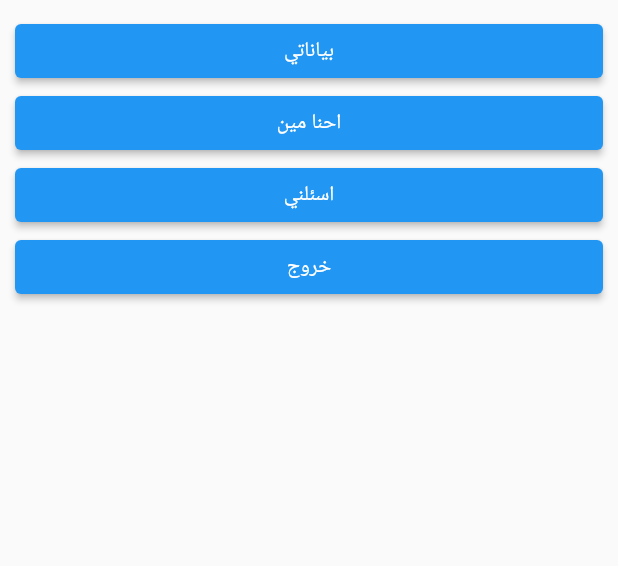
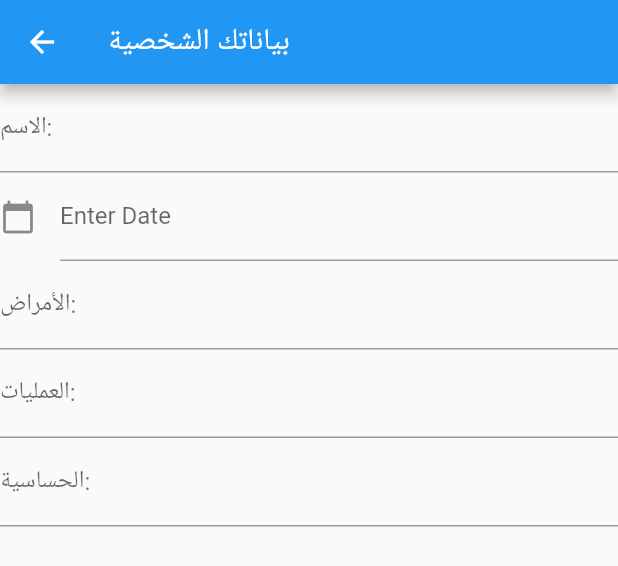
Before and after one commit to SaifHamdi/finalEazydoctor, a Flutter app: the SettingTab widget shown alone on an empty page, opened directly, after a tap on "بياناتي", on a phone screen of 412 x 824 dp. Shown: the top 566 px of the screen. Run offline on Flutter 3.47's test engine with Material 2 defaults, Android fonts, the phone set to English and light mode, and no system bars.

Commit message:
init settings

```diff
--- /dev/null
+++ b/lib/Profile.dart
@@ -0,0 +1,53 @@
+import 'package:flutter/material.dart';
+import 'package:intl/intl.dart';
+class Profile extends StatefulWidget {
+  static const routName='profile';
+
+  @override
+  _ProfileState createState() => _ProfileState();
+}
+
+class _ProfileState extends State<Profile> {
+  TextEditingController dateinput = TextEditingController();
+
+  @override
+  Widget build(BuildContext context) {
+    return Scaffold(appBar: AppBar(title: Text('بياناتك الشخصية'),),
+      body:Column(children: [
+        TextFormField(decoration: InputDecoration(labelText: 'الاسم:'),),
+        TextField(
+          controller: dateinput, //editing controller of this TextField
+          decoration: InputDecoration(
+              icon: Icon(Icons.calendar_today), //icon of text field
+              labelText: "Enter Date" //label text of field
+          ),
+          readOnly: true,  //set it true, so that user will not able to edit text
+          onTap: () async {
+            DateTime? pickedDate = await showDatePicker(
+                context: context, initialDate: DateTime.now(),
+                firstDate: DateTime(2000), //DateTime.now() - not to allow to choose before today.
+                lastDate: DateTime(2101)
+            );
+
+            if(pickedDate != null ){
+              print(pickedDate);  //pickedDate output format => 2021-03-10 00:00:00.000
+              String formattedDate = DateFormat('yyyy-MM-dd').format(pickedDate);
+              print(formattedDate); //formatted date output using intl package =>  2021-03-16
+              //you can implement different kind of Date Format here according to your requirement
+
+              setState(() {
+                dateinput.text = formattedDate; //set output date to TextField value.
+              });
+            }else{
+              print("Date is not selected");
+            }
+          },
+        ),
+        TextFormField(decoration: InputDecoration(labelText: 'الأمراض:'),),
+        TextFormField(decoration: InputDecoration(labelText: 'العمليات:'),),
+        TextFormField(decoration: InputDecoration(labelText: 'الحساسية:'),),
+      ],
+      ) ,
+    );
+  }
+}
--- a/lib/Setting/SettingTap.dart
+++ b/lib/Setting/SettingTap.dart
@@ -1,5 +1,7 @@
 
 
+import 'package:eazyydoctor/Profile.dart';
+import 'package:eazyydoctor/login.dart';
 import 'package:flutter/material.dart';
 
 class SettingTab extends StatelessWidget {
@@ -10,10 +12,18 @@ class SettingTab extends StatelessWidget {
         padding: const EdgeInsets.all(10.0),
         child: Column(crossAxisAlignment: CrossAxisAlignment.stretch,
           children: [
-            Container(child: ElevatedButton(onPressed: (){},child: Text('بياناتي'),),),
-            Container(child: ElevatedButton(onPressed: (){},child: Text('احنا مين'),),),
-            Container(child: ElevatedButton(onPressed: (){},child: Text('اسئلني'),),),
-            Container(child: ElevatedButton(onPressed: (){},child: Text('خروج'),),),
+            InkWell(onTap: (){
+              Navigator.pushNamed(context, Profile.routName);
+            },
+                child: Container(child: Text('بياناتي',style: TextStyle(fontSize: 25.0),),)),
+            InkWell(onTap: (){},
+                child: Container(child: Text('احنا مين',style: TextStyle(fontSize: 25.0),),)),
+            InkWell(onTap: (){},
+                child: Container(child: Text('اسئلني',style: TextStyle(fontSize: 25.0),),)),
+            InkWell(onTap: (){
+              Navigator.pushNamed(context, LoginScreen.routeName);
+            },
+                child: Container(child: Text('خروج',style: TextStyle(fontSize: 25.0),),)),
           ],
         ),
       )
--- a/lib/homeScreen.dart
+++ b/lib/homeScreen.dart
@@ -35,7 +35,7 @@ class _HomeScreenState extends State<HomeScreen> {
           bottomNavigationBar:
           Theme( data: Theme.of(context).copyWith(
               canvasColor: MyThemeData.primaryColor),
-            child: BottomAppBar(
+            child: BottomAppBar(elevation: 0,
               child: BottomNavigationBar(
                 onTap: (index){
                   currentPage=index;
--- a/lib/main.dart
+++ b/lib/main.dart
@@ -1,3 +1,4 @@
+import 'package:eazyydoctor/Profile.dart';
 import 'package:eazyydoctor/Register.dart';
 import 'package:eazyydoctor/homeScreen.dart';
 import 'package:eazyydoctor/login.dart';
@@ -20,9 +21,10 @@ class MyApp extends StatelessWidget {
       routes: {
         HomeScreen.routeName: (buildContext)=>HomeScreen(),
         LoginScreen.routeName: (buildContext)=>LoginScreen(),
-        RegisterScreen.routeName: (buildContext)=>RegisterScreen()
+        RegisterScreen.routeName: (buildContext)=>RegisterScreen(),
+        Profile.routName: (buildContext)=>Profile()
     },
-      initialRoute: RegisterScreen.routeName,
+      initialRoute: LoginScreen.routeName,
     );
   }
 }
--- a/pubspec.yaml
+++ b/pubspec.yaml
@@ -23,6 +23,7 @@ environment:
 dependencies:
   flutter:
     sdk: flutter
+  intl: ^0.17.0
 
 
   # The following adds the Cupertino Icons font to your application.
```
Also changed, not shown: pubspec.lock.
